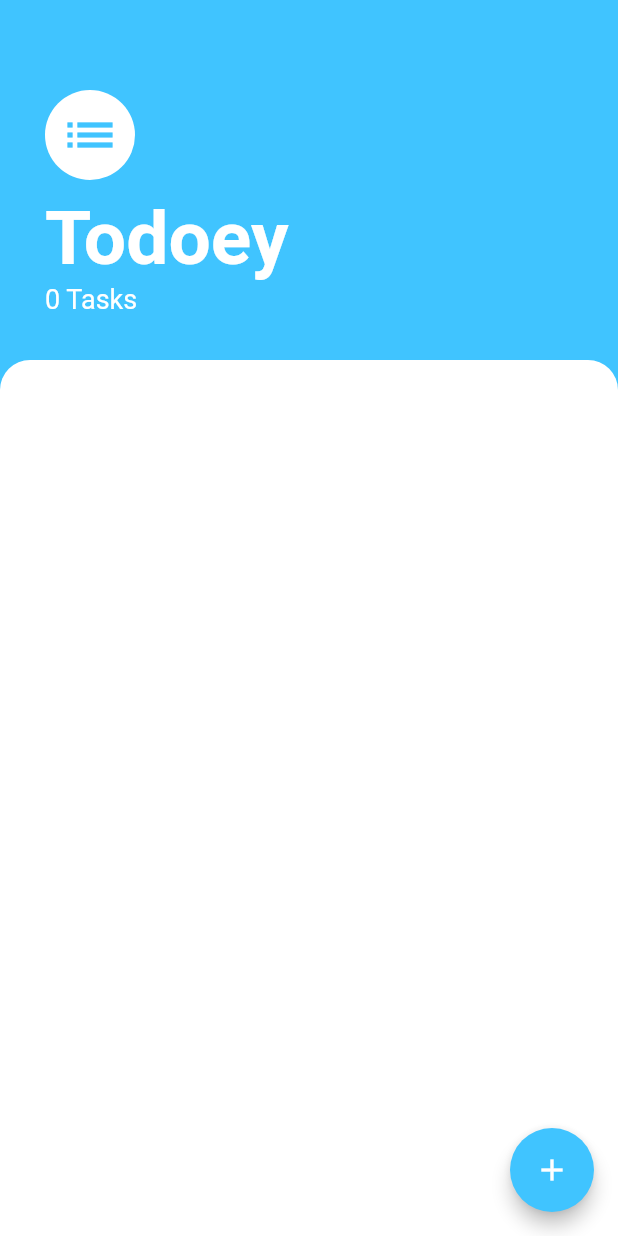
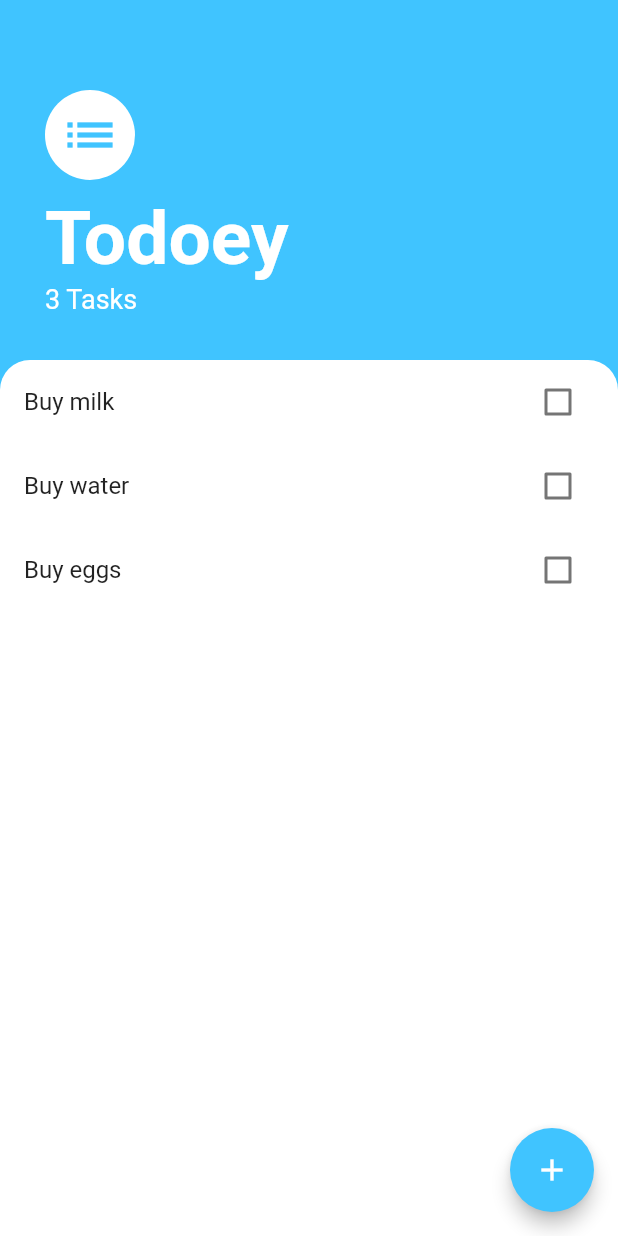
Before and after one commit to chicrock/todoey, a Flutter app: the screen it shows after launch, on a phone screen of 412 x 824 dp. Run offline on Flutter 3.47's test engine with Material 2 defaults, Android fonts, the phone set to English and light mode, and no system bars.

Commit message:
Add the taskStore with Provider for managing the task data

```diff
--- a/lib/components/tasks_list/tasks_list.dart
+++ b/lib/components/tasks_list/tasks_list.dart
@@ -1,17 +1,9 @@
 import 'package:flutter/material.dart';
+import 'package:provider/provider.dart';
 import 'package:todoey/components/tasks_list/task_tile.dart';
-import 'package:todoey/models/task.dart';
+import 'package:todoey/stores/task_store.dart';
 
-class TasksList extends StatefulWidget {
-  final List<Task> tasks;
-
-  TasksList({@required this.tasks});
-
-  @override
-  _TasksListState createState() => _TasksListState();
-}
-
-class _TasksListState extends State<TasksList> {
+class TasksList extends StatelessWidget {
   @override
   Widget build(BuildContext context) {
 //    return ListView(
@@ -22,18 +14,20 @@ class _TasksListState extends State<TasksList> {
 //        },
 //      ).toList(),
 //    );
-    return ListView.builder(
-      itemCount: widget.tasks.length,
+    return Consumer<TaskStore>(
+      builder: (context, taskStore, child) => ListView.builder(
+        itemCount: taskStore.taskCount,
         itemBuilder: (context, index) {
           return TaskTile(
-          task: widget.tasks[index],
+            task: taskStore.tasks[index],
             onChanged: (bool isChecked) {
-            setState(() {
-              widget.tasks[index].setIsChecked(isChecked);
-            });
+              Provider.of<TaskStore>(context)
+                  .tasks[index]
+                  .setIsChecked(isChecked);
             },
           );
         },
+      ),
     );
   }
 }
--- a/lib/main.dart
+++ b/lib/main.dart
@@ -1,13 +1,18 @@
 import 'package:flutter/material.dart';
+import 'package:provider/provider.dart';
 import 'package:todoey/screens/task_screen.dart';
+import 'package:todoey/stores/task_store.dart';
 
 void main() => runApp(MyApp());
 
 class MyApp extends StatelessWidget {
   @override
   Widget build(BuildContext context) {
-    return MaterialApp(
-      home: TasksScreen(),
+    return ChangeNotifierProvider(
+      builder: (context) => TaskStore(),
+      child: MaterialApp(
+        home: TasksScreen(),
+      ),
     );
   }
 }
--- a/lib/screens/task_screen.dart
+++ b/lib/screens/task_screen.dart
@@ -1,19 +1,15 @@
 import 'package:flutter/material.dart';
+import 'package:provider/provider.dart';
 import 'package:todoey/components/add_task_modal.dart';
 import 'package:todoey/components/tasks_list/tasks_list.dart';
 import 'package:todoey/models/task.dart';
+import 'package:todoey/stores/task_store.dart';
 
-class TasksScreen extends StatefulWidget {
-  @override
-  _TasksScreenState createState() => _TasksScreenState();
-}
-
-class _TasksScreenState extends State<TasksScreen> {
-  List<Task> tasks = [];
-
+class TasksScreen extends StatelessWidget {
   @override
   Widget build(BuildContext context) {
-    return Scaffold(
+    return Consumer<TaskStore>(
+      builder: (context, taskStore, child) => Scaffold(
         backgroundColor: Colors.lightBlueAccent,
         floatingActionButton: FloatingActionButton(
           elevation: 5.0,
@@ -24,9 +20,7 @@ class _TasksScreenState extends State<TasksScreen> {
               context: context,
               builder: (context) => AddTaskModal(
                 onAddTask: (String name) {
-                setState(() {
-                  tasks.add(Task(name: name));
-                });
+                  Provider.of<TaskStore>(context).tasks.add(Task(name: name));
 
                   // Close the bottom sheet
                   Navigator.pop(context);
@@ -67,7 +61,7 @@ class _TasksScreenState extends State<TasksScreen> {
                     ),
                   ),
                   Text(
-                  '${tasks.length} Tasks',
+                    '${taskStore.taskCount} Tasks',
                     style: TextStyle(
                       color: Colors.white,
                       fontSize: 18.0,
@@ -84,11 +78,12 @@ class _TasksScreenState extends State<TasksScreen> {
                     top: Radius.circular(20.0),
                   ),
                 ),
-              child: TasksList(tasks: tasks),
+                child: TasksList(),
               ),
             )
           ],
         ),
+      ),
     );
   }
 }
--- /dev/null
+++ b/lib/stores/task_store.dart
@@ -0,0 +1,14 @@
+import 'package:flutter/foundation.dart';
+import 'package:todoey/models/task.dart';
+
+class TaskStore extends ChangeNotifier {
+  List<Task> tasks = [
+    Task(name: 'Buy milk'),
+    Task(name: 'Buy water'),
+    Task(name: 'Buy eggs'),
+  ];
+
+  int get taskCount {
+    return tasks.length;
+  }
+}
--- a/pubspec.yaml
+++ b/pubspec.yaml
@@ -23,6 +23,8 @@ dependencies:
   # The following adds the Cupertino Icons font to your application.
   # Use with the CupertinoIcons class for iOS style icons.
   cupertino_icons: ^0.1.2
+  provider: ^3.1.0+1
+
 
 dev_dependencies:
   flutter_test:
```
Also changed, not shown: pubspec.lock. Lines whose indentation alone changed are shown as unchanged.
